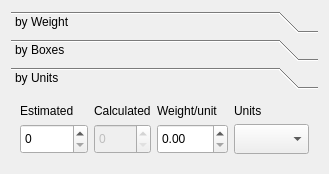
This is CatchInputCtrl/catchinputfrm.ui in doublebyte1/CatchInputCtrl as Qt 5 draws it before an edit. The edited form follows.
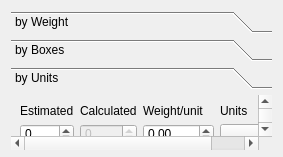
This is the edited form. The open tabs and pages were chosen to show the change.

Diff of the .ui file:
```diff
--- a/CatchInputCtrl/catchinputfrm.ui
+++ b/CatchInputCtrl/catchinputfrm.ui
@@ -6,10 +6,22 @@
    <rect>
     <x>0</x>
     <y>0</y>
-    <width>329</width>
-    <height>156</height>
+    <width>283</width>
+    <height>157</height>
    </rect>
   </property>
+  <property name="sizePolicy">
+   <sizepolicy hsizetype="Preferred" vsizetype="Preferred">
+    <horstretch>0</horstretch>
+    <verstretch>0</verstretch>
+   </sizepolicy>
+  </property>
+  <property name="minimumSize">
+   <size>
+    <width>270</width>
+    <height>157</height>
+   </size>
+  </property>
   <property name="focusPolicy">
    <enum>Qt::TabFocus</enum>
   </property>
@@ -20,11 +32,17 @@
    <item>
     <widget class="QToolBox" name="toolBox">
      <property name="sizePolicy">
-      <sizepolicy hsizetype="Preferred" vsizetype="Fixed">
+      <sizepolicy hsizetype="Preferred" vsizetype="Preferred">
        <horstretch>0</horstretch>
        <verstretch>0</verstretch>
       </sizepolicy>
      </property>
+     <property name="minimumSize">
+      <size>
+       <width>250</width>
+       <height>139</height>
+      </size>
+     </property>
      <property name="focusPolicy">
       <enum>Qt::TabFocus</enum>
      </property>
@@ -368,8 +386,8 @@
        <rect>
         <x>0</x>
         <y>0</y>
-        <width>311</width>
-        <height>57</height>
+        <width>265</width>
+        <height>58</height>
        </rect>
       </property>
       <attribute name="label">
@@ -446,11 +464,17 @@
        <item row="1" column="0">
         <widget class="QSpinBox" name="spinUnitsE">
          <property name="sizePolicy">
-          <sizepolicy hsizetype="Preferred" vsizetype="Preferred">
+          <sizepolicy hsizetype="Preferred" vsizetype="Fixed">
            <horstretch>67</horstretch>
            <verstretch>20</verstretch>
           </sizepolicy>
          </property>
+         <property name="minimumSize">
+          <size>
+           <width>0</width>
+           <height>20</height>
+          </size>
+         </property>
          <property name="focusPolicy">
           <enum>Qt::WheelFocus</enum>
          </property>
@@ -474,11 +498,17 @@
           <bool>false</bool>
          </property>
          <property name="sizePolicy">
-          <sizepolicy hsizetype="Preferred" vsizetype="Preferred">
+          <sizepolicy hsizetype="Preferred" vsizetype="Fixed">
            <horstretch>50</horstretch>
            <verstretch>20</verstretch>
           </sizepolicy>
          </property>
+         <property name="minimumSize">
+          <size>
+           <width>0</width>
+           <height>20</height>
+          </size>
+         </property>
          <property name="focusPolicy">
           <enum>Qt::WheelFocus</enum>
          </property>
@@ -501,11 +531,17 @@
           <bool>true</bool>
          </property>
          <property name="sizePolicy">
-          <sizepolicy hsizetype="Preferred" vsizetype="Preferred">
+          <sizepolicy hsizetype="Preferred" vsizetype="Fixed">
            <horstretch>65</horstretch>
            <verstretch>20</verstretch>
           </sizepolicy>
          </property>
+         <property name="minimumSize">
+          <size>
+           <width>0</width>
+           <height>20</height>
+          </size>
+         </property>
          <property name="focusPolicy">
           <enum>Qt::WheelFocus</enum>
          </property>
@@ -526,11 +562,17 @@
        <item row="1" column="3">
         <widget class="QComboBox" name="cmbUnitUnits">
          <property name="sizePolicy">
-          <sizepolicy hsizetype="Preferred" vsizetype="Preferred">
+          <sizepolicy hsizetype="Preferred" vsizetype="Fixed">
            <horstretch>74</horstretch>
            <verstretch>20</verstretch>
           </sizepolicy>
          </property>
+         <property name="minimumSize">
+          <size>
+           <width>0</width>
+           <height>20</height>
+          </size>
+         </property>
          <property name="focusPolicy">
           <enum>Qt::WheelFocus</enum>
          </property>
```
Left out of the diff: 66 changed lines with no effect on the pictures.
